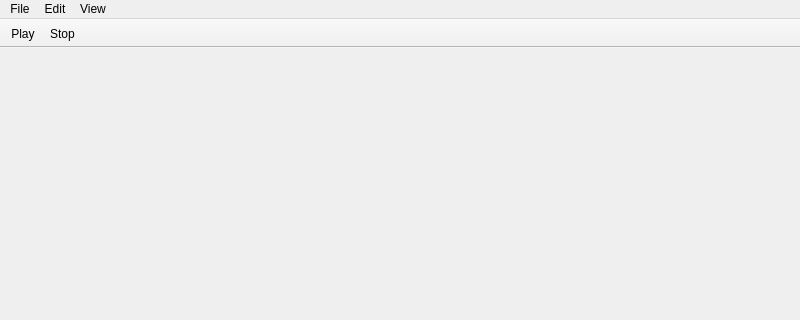
Qt form src/gui/mainwindow.ui (sk-io/AudioEditor) before a commit; both pictures show x 0 to 800 and y 0 to 320 of the 800 by 600 pixel window.
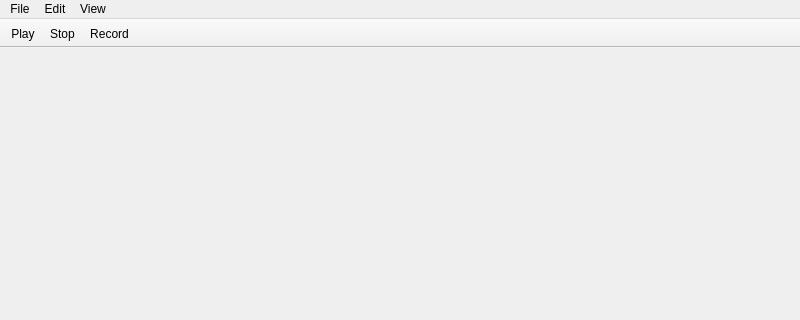
The same form after that commit. Icons and pictures are not drawn.

```diff
--- a/src/gui/mainwindow.ui
+++ b/src/gui/mainwindow.ui
@@ -76,6 +76,7 @@
    </attribute>
    <addaction name="actionPlay"/>
    <addaction name="actionStop"/>
+   <addaction name="actionRecord"/>
   </widget>
   <action name="actionNew">
    <property name="text">
@@ -209,6 +210,17 @@
     <enum>QAction::MenuRole::NoRole</enum>
    </property>
   </action>
+  <action name="actionRecord">
+   <property name="icon">
+    <iconset theme="QIcon::ThemeIcon::MediaRecord"/>
+   </property>
+   <property name="text">
+    <string>Record</string>
+   </property>
+   <property name="menuRole">
+    <enum>QAction::MenuRole::NoRole</enum>
+   </property>
+  </action>
  </widget>
  <resources/>
  <connections/>
```
